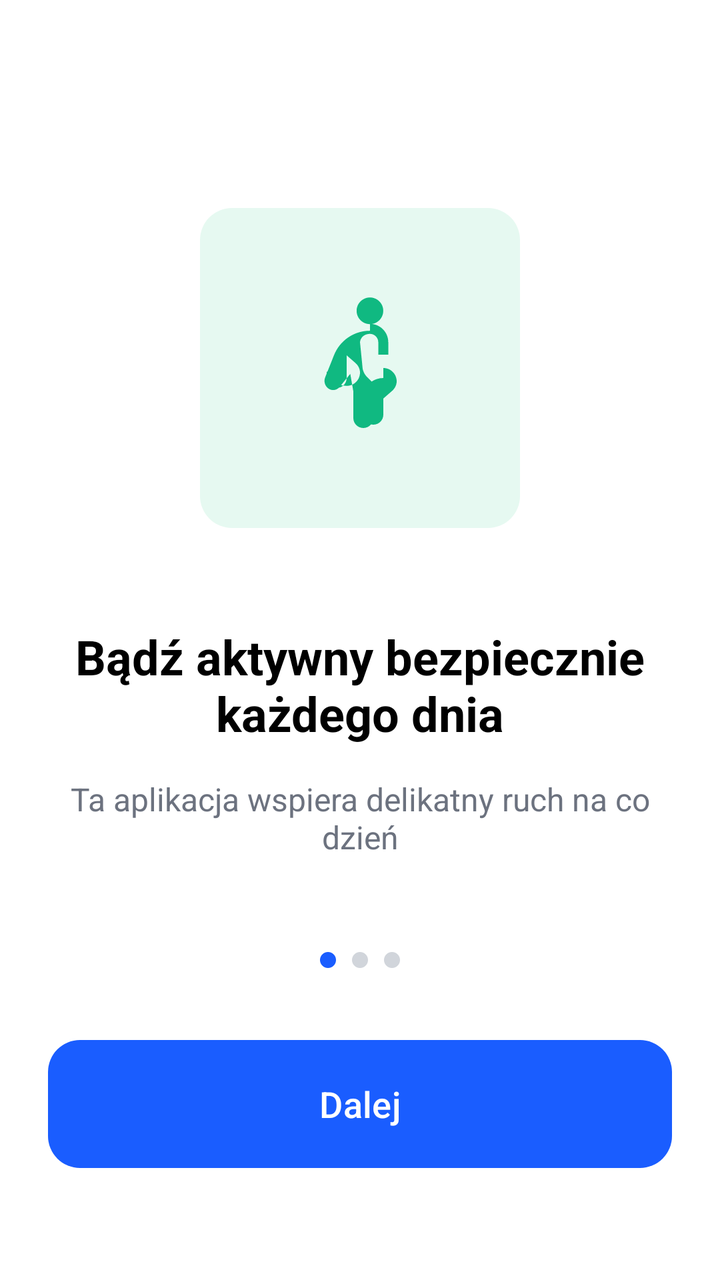
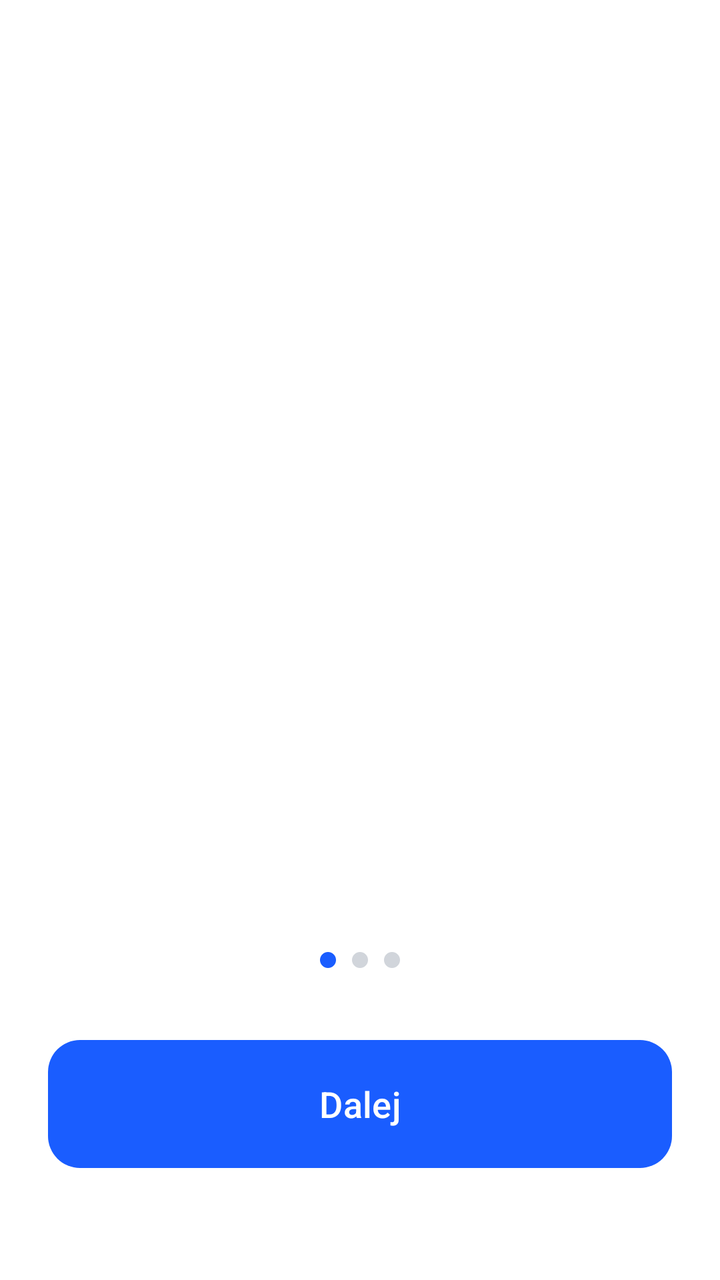

An Android layout rendered at two revisions. The XML below is the earlier revision; the diff shows what the commit changed to produce the second picture.
<!-- AndroidManifest.xml: application theme Theme.Fitnessapp -->
<!-- res/layout/activity_onboarding.xml -->
<?xml version="1.0" encoding="utf-8"?>
<androidx.constraintlayout.widget.ConstraintLayout xmlns:android="http://schemas.android.com/apk/res/android"
    xmlns:app="http://schemas.android.com/apk/res-auto"
    android:id="@+id/onboarding_root"
    android:layout_width="match_parent"
    android:layout_height="match_parent"
    android:background="@color/white"
    android:padding="24dp">

    <FrameLayout
        android:id="@+id/icon_container"
        android:layout_width="160dp"
        android:layout_height="160dp"
        android:layout_marginTop="80dp"
        android:background="@drawable/bg_button_primary"
        android:backgroundTint="@color/green_bg"
        app:layout_constraintEnd_toEndOf="parent"
        app:layout_constraintStart_toStartOf="parent"
        app:layout_constraintTop_toTopOf="parent">

        <ImageView
            android:id="@+id/onboarding_icon"
            android:layout_width="80dp"
            android:layout_height="80dp"
            android:layout_gravity="center"
            android:src="@drawable/ic_onboarding_1" />
    </FrameLayout>

    <TextView
        android:id="@+id/onboarding_title"
        android:layout_width="0dp"
        android:layout_height="wrap_content"
        android:layout_marginTop="48dp"
        android:gravity="center"
        android:text="@string/onboarding_1_title"
        android:textColor="@color/black"
        android:textSize="24sp"
        android:textStyle="bold"
        app:layout_constraintEnd_toEndOf="parent"
        app:layout_constraintStart_toStartOf="parent"
        app:layout_constraintTop_toBottomOf="@id/icon_container" />

    <TextView
        android:id="@+id/onboarding_desc"
        android:layout_width="0dp"
        android:layout_height="wrap_content"
        android:layout_marginTop="16dp"
        android:gravity="center"
        android:text="@string/onboarding_1_desc"
        android:textColor="@color/gray_text"
        android:textSize="16sp"
        app:layout_constraintEnd_toEndOf="parent"
        app:layout_constraintStart_toStartOf="parent"
        app:layout_constraintTop_toBottomOf="@id/onboarding_title" />

    <LinearLayout
        android:id="@+id/dots_container"
        android:layout_width="wrap_content"
        android:layout_height="wrap_content"
        android:layout_marginBottom="32dp"
        android:orientation="horizontal"
        app:layout_constraintBottom_toTopOf="@id/btn_next"
        app:layout_constraintEnd_toEndOf="parent"
        app:layout_constraintStart_toStartOf="parent">

        <View
            android:id="@+id/dot1"
            android:layout_width="8dp"
            android:layout_height="8dp"
            android:layout_margin="4dp"
            android:background="@drawable/bg_button_primary" />

        <View
            android:id="@+id/dot2"
            android:layout_width="8dp"
            android:layout_height="8dp"
            android:layout_margin="4dp"
            android:background="@drawable/bg_button_primary"
            android:backgroundTint="@color/gray_dot" />

        <View
            android:id="@+id/dot3"
            android:layout_width="8dp"
            android:layout_height="8dp"
            android:layout_margin="4dp"
            android:background="@drawable/bg_button_primary"
            android:backgroundTint="@color/gray_dot" />
    </LinearLayout>

    <Button
        android:id="@+id/btn_next"
        android:layout_width="match_parent"
        android:layout_height="64dp"
        android:layout_marginBottom="32dp"
        android:background="@drawable/bg_button_primary"
        android:text="@string/next"
        android:textAllCaps="false"
        android:textColor="@color/white"
        android:textSize="18sp"
        app:backgroundTint="@null"
        app:layout_constraintBottom_toBottomOf="parent" />

</androidx.constraintlayout.widget.ConstraintLayout>
<!-- resources referenced by this layout -->
<resources>
  <color name="black">#FF000000</color>
  <color name="gray_dot">#D1D5DB</color>
  <color name="gray_text">#6C727F</color>
  <color name="green_bg">#E6F9F1</color>
  <color name="white">#FFFFFFFF</color>
  <!-- drawable bg_button_primary (drawable) -->
  <shape xmlns:android="http://schemas.android.com/apk/res/android"
      android:shape="rectangle">
      <solid android:color="@color/blue_primary" />
      <corners android:radius="16dp" />
  </shape>
  <!-- drawable ic_onboarding_1 (drawable) -->
  <vector xmlns:android="http://schemas.android.com/apk/res/android"
      android:width="120dp"
      android:height="120dp"
      android:viewportWidth="24"
      android:viewportHeight="24">
      <path
          android:fillColor="@color/green_icon"
          android:pathData="M13.49,5.42c1.1,0 2,-0.9 2,-2s-0.9,-2 -2,-2 -2,0.9 -2,2 0.9,2 2,2zM15.5,13.5c-0.67,0 -1.31,0.21 -1.83,0.59L12.5,15.25L12.5,19c0,0.83 0.67,1.5 1.5,1.5s1.5,-0.67 1.5,-1.5v-2.42l1.32,-1.15c0.41,-0.36 0.68,-0.89 0.68,-1.43c0,-1.1 -0.9,-2 -2,-2zM7,13.5c0,0.83 0.67,1.5 1.5,1.5s1.5,-0.67 1.5,-1.5v-3.4l1.32,1.15c0.41,0.36 0.68,0.89 0.68,1.43c0,1.1 -0.9,2 -2,2c-0.67,0 -1.31,-0.21 -1.83,-0.59L7,12.5L7,13.5zM13.49,6.41c-2.45,0 -4.54,1.52 -5.39,3.67l-1.32,3.31c-0.25,0.61 -0.05,1.31 0.48,1.69c0.53,0.38 1.25,0.28 1.66,-0.22l1.62,-1.98L11,15.5v4c0,0.83 0.67,1.5 1.5,1.5s1.5,-0.67 1.5,-1.5v-5.2l-0.91,-0.91c-0.34,-0.34 -0.59,-0.78 -0.69,-1.25L12,8.12c0.05,-0.45 0.31,-0.84 0.7,-1.05c0.23,-0.12 0.5,-0.19 0.79,-0.19c0.69,0 1.25,0.56 1.25,1.25v1.87h1.5V8.13c0,-1.52 -1.23,-2.75 -2.75,-2.75z" />
  </vector>
  <string name="next">Dalej</string>
  <string name="onboarding_1_desc">Ta aplikacja wspiera delikatny ruch na co dzień</string>
  <string name="onboarding_1_title">Bądź aktywny bezpiecznie każdego dnia</string>
  <style name="Theme.Fitnessapp" parent="Base.Theme.Fitnessapp" />
  <color name="blue_primary">#1A5DFF</color>
  <color name="green_icon">#10B981</color>
  <style name="Base.Theme.Fitnessapp" parent="Theme.Material3.DayNight.NoActionBar">
          
          
      </style>
</resources>

<!-- the commit's change to res/layout/activity_onboarding.xml (unified diff, before → after) -->
@@ -7,51 +7,12 @@
     android:background="@color/white"
     android:padding="24dp">
 
-    <FrameLayout
-        android:id="@+id/icon_container"
-        android:layout_width="160dp"
-        android:layout_height="160dp"
-        android:layout_marginTop="80dp"
-        android:background="@drawable/bg_button_primary"
-        android:backgroundTint="@color/green_bg"
-        app:layout_constraintEnd_toEndOf="parent"
-        app:layout_constraintStart_toStartOf="parent"
-        app:layout_constraintTop_toTopOf="parent">
-
-        <ImageView
-            android:id="@+id/onboarding_icon"
-            android:layout_width="80dp"
-            android:layout_height="80dp"
-            android:layout_gravity="center"
-            android:src="@drawable/ic_onboarding_1" />
-    </FrameLayout>
-
-    <TextView
-        android:id="@+id/onboarding_title"
-        android:layout_width="0dp"
-        android:layout_height="wrap_content"
-        android:layout_marginTop="48dp"
-        android:gravity="center"
-        android:text="@string/onboarding_1_title"
-        android:textColor="@color/black"
-        android:textSize="24sp"
-        android:textStyle="bold"
-        app:layout_constraintEnd_toEndOf="parent"
-        app:layout_constraintStart_toStartOf="parent"
-        app:layout_constraintTop_toBottomOf="@id/icon_container" />
-
-    <TextView
-        android:id="@+id/onboarding_desc"
-        android:layout_width="0dp"
-        android:layout_height="wrap_content"
-        android:layout_marginTop="16dp"
-        android:gravity="center"
-        android:text="@string/onboarding_1_desc"
-        android:textColor="@color/gray_text"
-        android:textSize="16sp"
-        app:layout_constraintEnd_toEndOf="parent"
-        app:layout_constraintStart_toStartOf="parent"
-        app:layout_constraintTop_toBottomOf="@id/onboarding_title" />
+    <androidx.viewpager2.widget.ViewPager2
+        android:id="@+id/viewPager"
+        android:layout_width="match_parent"
+        android:layout_height="0dp"
+        app:layout_constraintBottom_toTopOf="@id/dots_container"
+        app:layout_constraintTop_toTopOf="parent" />
 
     <LinearLayout
         android:id="@+id/dots_container"
<!-- resource entries referenced after the edit -->
@@ -1,9 +1,6 @@
 <!-- resources referenced by this layout -->
 <resources>
-  <color name="black">#FF000000</color>
   <color name="gray_dot">#D1D5DB</color>
-  <color name="gray_text">#6C727F</color>
-  <color name="green_bg">#E6F9F1</color>
   <color name="white">#FFFFFFFF</color>
   <!-- drawable bg_button_primary (drawable) -->
   <shape xmlns:android="http://schemas.android.com/apk/res/android"
@@ -11,22 +8,9 @@
       <solid android:color="@color/blue_primary" />
       <corners android:radius="16dp" />
   </shape>
-  <!-- drawable ic_onboarding_1 (drawable) -->
-  <vector xmlns:android="http://schemas.android.com/apk/res/android"
-      android:width="120dp"
-      android:height="120dp"
-      android:viewportWidth="24"
-      android:viewportHeight="24">
-      <path
-          android:fillColor="@color/green_icon"
-          android:pathData="M13.49,5.42c1.1,0 2,-0.9 2,-2s-0.9,-2 -2,-2 -2,0.9 -2,2 0.9,2 2,2zM15.5,13.5c-0.67,0 -1.31,0.21 -1.83,0.59L12.5,15.25L12.5,19c0,0.83 0.67,1.5 1.5,1.5s1.5,-0.67 1.5,-1.5v-2.42l1.32,-1.15c0.41,-0.36 0.68,-0.89 0.68,-1.43c0,-1.1 -0.9,-2 -2,-2zM7,13.5c0,0.83 0.67,1.5 1.5,1.5s1.5,-0.67 1.5,-1.5v-3.4l1.32,1.15c0.41,0.36 0.68,0.89 0.68,1.43c0,1.1 -0.9,2 -2,2c-0.67,0 -1.31,-0.21 -1.83,-0.59L7,12.5L7,13.5zM13.49,6.41c-2.45,0 -4.54,1.52 -5.39,3.67l-1.32,3.31c-0.25,0.61 -0.05,1.31 0.48,1.69c0.53,0.38 1.25,0.28 1.66,-0.22l1.62,-1.98L11,15.5v4c0,0.83 0.67,1.5 1.5,1.5s1.5,-0.67 1.5,-1.5v-5.2l-0.91,-0.91c-0.34,-0.34 -0.59,-0.78 -0.69,-1.25L12,8.12c0.05,-0.45 0.31,-0.84 0.7,-1.05c0.23,-0.12 0.5,-0.19 0.79,-0.19c0.69,0 1.25,0.56 1.25,1.25v1.87h1.5V8.13c0,-1.52 -1.23,-2.75 -2.75,-2.75z" />
-  </vector>
   <string name="next">Dalej</string>
-  <string name="onboarding_1_desc">Ta aplikacja wspiera delikatny ruch na co dzień</string>
-  <string name="onboarding_1_title">Bądź aktywny bezpiecznie każdego dnia</string>
   <style name="Theme.Fitnessapp" parent="Base.Theme.Fitnessapp" />
   <color name="blue_primary">#1A5DFF</color>
-  <color name="green_icon">#10B981</color>
   <style name="Base.Theme.Fitnessapp" parent="Theme.Material3.DayNight.NoActionBar">
           
           
